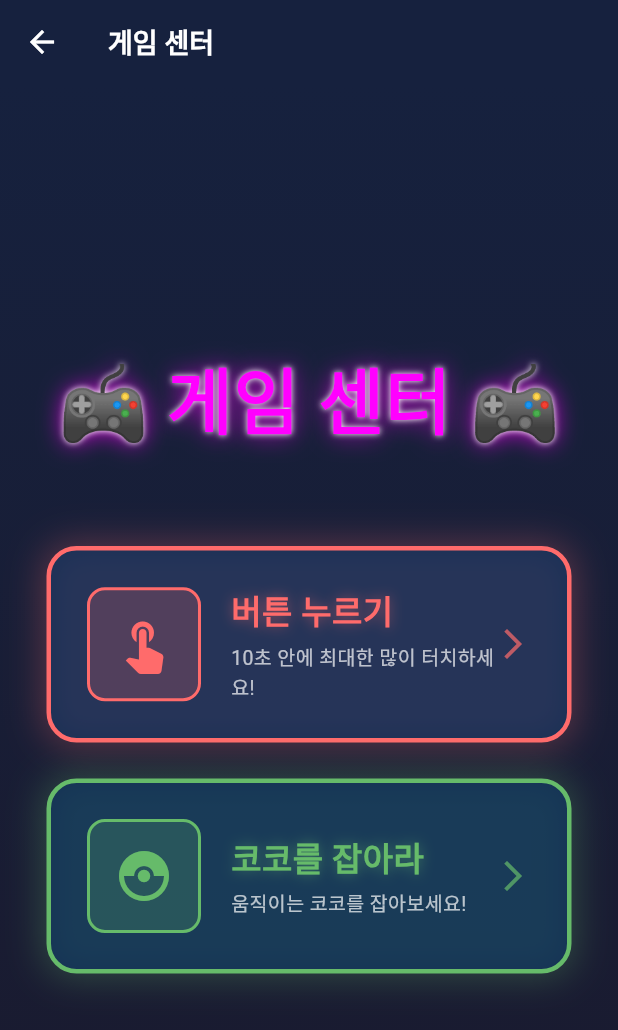
After one commit to coco-ccl/coco-buffett-client, a Flutter app: the GameMenuPage screen opened by its route, on a phone screen of 412 x 824 dp. The commit adds this screen. Shown: the top 1030 px of the screen. Run offline on Flutter 3.47's test engine with Material 3 defaults, Android fonts, the phone set to English and light mode, and no system bars; our stand-ins replace audioplayers, dio, flutter_bloc, flutter_svg, freezed_annotation, go_router; missing offline and left inert: flame, flame_bloc; accounts and stored records are empty.

Commit message:
feat: 오락실 메뉴 페이지 추가

```diff
--- a/lib/home/home_page.dart
+++ b/lib/home/home_page.dart
@@ -62,7 +62,7 @@ class _HomePageState extends State<_HomePageContent> {
         },
         onEnterArcade: () {
           if (mounted) {
-            context.push('/minigame');
+            context.push('/game-menu');
           }
         },
       );
--- /dev/null
+++ b/lib/minigame/game_menu_page.dart
@@ -0,0 +1,196 @@
+import 'package:flutter/material.dart';
+import 'package:go_router/go_router.dart';
+import '../services/bgm_service.dart';
+
+class GameMenuPage extends StatefulWidget {
+  const GameMenuPage({super.key});
+
+  @override
+  State<GameMenuPage> createState() => _GameMenuPageState();
+}
+
+class _GameMenuPageState extends State<GameMenuPage> {
+  final BgmService _bgmService = BgmService();
+
+  @override
+  void initState() {
+    super.initState();
+    // 오락실 BGM 재생 (나중에 추가 예정)
+    // _bgmService.play(BgmType.arcade);
+  }
+
+  @override
+  void dispose() {
+    // 홈 BGM으로 복귀
+    _bgmService.play(BgmType.home);
+    super.dispose();
+  }
+
+  @override
+  Widget build(BuildContext context) {
+    return Scaffold(
+      backgroundColor: const Color(0xFF1A1A2E),
+      appBar: AppBar(
+        title: const Text(
+          '게임 센터',
+          style: TextStyle(
+            fontSize: 18,
+            fontWeight: FontWeight.bold,
+            color: Colors.white,
+          ),
+        ),
+        backgroundColor: const Color(0xFF16213E),
+        elevation: 0,
+        leading: IconButton(
+          icon: const Icon(Icons.arrow_back, color: Colors.white),
+          onPressed: () => context.pop(),
+        ),
+      ),
+      body: Container(
+        decoration: BoxDecoration(
+          gradient: LinearGradient(
+            begin: Alignment.topCenter,
+            end: Alignment.bottomCenter,
+            colors: [
+              const Color(0xFF16213E),
+              const Color(0xFF1A1A2E),
+            ],
+          ),
+        ),
+        child: Center(
+          child: Column(
+            mainAxisAlignment: MainAxisAlignment.center,
+            children: [
+              // 네온 스타일 타이틀
+              Text(
+                '🎮 게임 센터 🎮',
+                style: TextStyle(
+                  fontSize: 48,
+                  fontWeight: FontWeight.w900,
+                  color: const Color(0xFFFF00FF),
+                  shadows: [
+                    Shadow(
+                      color: const Color(0xFFFF00FF).withValues(alpha: 0.8),
+                      blurRadius: 20,
+                    ),
+                    const Shadow(
+                      color: Colors.white,
+                      blurRadius: 5,
+                    ),
+                  ],
+                ),
+              ),
+              const SizedBox(height: 60),
+
+              // 게임 버튼들
+              _buildGameButton(
+                context,
+                title: '버튼 누르기',
+                subtitle: '10초 안에 최대한 많이 터치하세요!',
+                icon: Icons.touch_app,
+                color: const Color(0xFFFF6B6B),
+                onPressed: () => context.push('/minigame'),
+              ),
+              const SizedBox(height: 24),
+              _buildGameButton(
+                context,
+                title: '코코를 잡아라',
+                subtitle: '움직이는 코코를 잡아보세요!',
+                icon: Icons.catching_pokemon,
+                color: const Color(0xFF66BB6A),
+                onPressed: () => context.push('/catch-coco'),
+              ),
+            ],
+          ),
+        ),
+      ),
+    );
+  }
+
+  Widget _buildGameButton(
+    BuildContext context, {
+    required String title,
+    required String subtitle,
+    required IconData icon,
+    required Color color,
+    required VoidCallback onPressed,
+  }) {
+    return GestureDetector(
+      onTap: onPressed,
+      child: Container(
+        width: 350,
+        padding: const EdgeInsets.all(24),
+        decoration: BoxDecoration(
+          color: const Color(0xFF0F3460).withValues(alpha: 0.7),
+          borderRadius: BorderRadius.circular(20),
+          border: Border.all(
+            color: color,
+            width: 3,
+          ),
+          boxShadow: [
+            BoxShadow(
+              color: color.withValues(alpha: 0.3),
+              blurRadius: 20,
+              spreadRadius: 2,
+            ),
+          ],
+        ),
+        child: Row(
+          children: [
+            Container(
+              padding: const EdgeInsets.all(16),
+              decoration: BoxDecoration(
+                color: color.withValues(alpha: 0.2),
+                borderRadius: BorderRadius.circular(12),
+                border: Border.all(
+                  color: color,
+                  width: 2,
+                ),
+              ),
+              child: Icon(
+                icon,
+                size: 40,
+                color: color,
+              ),
+            ),
+            const SizedBox(width: 20),
+            Expanded(
+              child: Column(
+                crossAxisAlignment: CrossAxisAlignment.start,
+                children: [
+                  Text(
+                    title,
+                    style: TextStyle(
+                      fontSize: 22,
+                      fontWeight: FontWeight.bold,
+                      color: color,
+                      shadows: [
+                        Shadow(
+                          color: color.withValues(alpha: 0.5),
+                          blurRadius: 10,
+                        ),
+                      ],
+                    ),
+                  ),
+                  const SizedBox(height: 4),
+                  Text(
+                    subtitle,
+                    style: const TextStyle(
+                      fontSize: 13,
+                      color: Colors.white70,
+                    ),
+                  ),
+                ],
+              ),
+            ),
+            Icon(
+              Icons.arrow_forward_ios,
+              color: color.withValues(alpha: 0.7),
+              size: 24,
+            ),
+          ],
+        ),
+      ),
+    );
+  }
+}
--- a/lib/route/app_router.dart
+++ b/lib/route/app_router.dart
@@ -3,6 +3,7 @@ import 'package:cocobuffett/auth/signup_page.dart';
 import 'package:cocobuffett/auth/login_page.dart';
 import 'package:cocobuffett/home/home_page.dart';
 import 'package:cocobuffett/inventory/inventory_page.dart';
+import 'package:cocobuffett/minigame/game_menu_page.dart';
 import 'package:cocobuffett/minigame/minigame_page.dart';
 import 'package:cocobuffett/minigame/catch_coco_page.dart';
 import 'package:cocobuffett/shop/shop_page.dart';
@@ -54,6 +55,11 @@ class AppRouter {
         builder: (context, state) => const LoginPage(),
       ),
       GoRoute(
+        path: '/game-menu',
+        name: 'game-menu',
+        builder: (context, state) => const GameMenuPage(),
+      ),
+      GoRoute(
         path: '/minigame',
         name: 'minigame',
         builder: (context, state) => const MinigamePage(),
```
